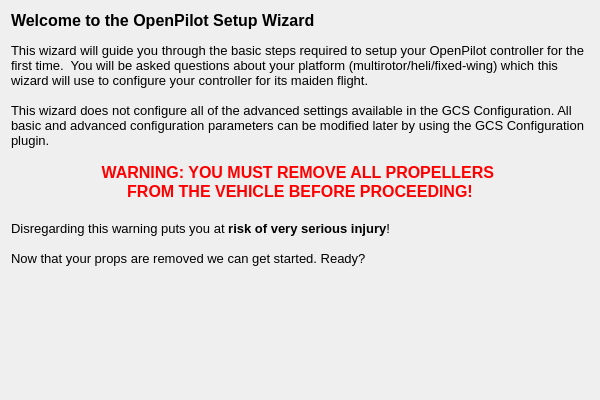
First picture: the form in ground/openpilotgcs/src/plugins/setupwizard/pages/startpage.ui, repository openpilot/OpenPilot, before the edit.
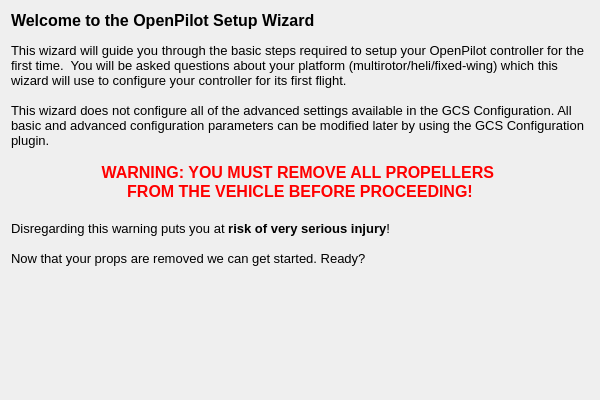
Second picture: the form after the edit.

Commit message: Changed the word maiden to the word first, easier to read and makes more sense for people that use English as a second language

The edit to the form file:
```diff
--- a/ground/openpilotgcs/src/plugins/setupwizard/pages/startpage.ui
+++ b/ground/openpilotgcs/src/plugins/setupwizard/pages/startpage.ui
@@ -41,7 +41,7 @@
 &lt;/style&gt;&lt;/head&gt;&lt;body style=&quot; font-family:'MS Shell Dlg 2'; font-size:8pt; font-weight:400; font-style:normal;&quot;&gt;
 &lt;p style=&quot; margin-top:0px; margin-bottom:0px; margin-left:0px; margin-right:0px; -qt-block-indent:0; text-indent:0px;&quot;&gt;&lt;span style=&quot; font-size:12pt; font-weight:600;&quot;&gt;Welcome to the OpenPilot Setup Wizard&lt;/span&gt;&lt;/p&gt;
 &lt;p style=&quot;-qt-paragraph-type:empty; margin-top:0px; margin-bottom:0px; margin-left:0px; margin-right:0px; -qt-block-indent:0; text-indent:0px;&quot;&gt;&lt;br /&gt;&lt;/p&gt;
-&lt;p style=&quot; margin-top:0px; margin-bottom:0px; margin-left:0px; margin-right:0px; -qt-block-indent:0; text-indent:0px;&quot;&gt;&lt;span style=&quot; font-size:10pt;&quot;&gt;This wizard will guide you through the basic steps required to setup your OpenPilot controller for the first time.  You will be asked questions about your platform (multirotor/heli/fixed-wing) which this wizard will use to configure your controller for its maiden flight. &lt;/span&gt;&lt;/p&gt;
+&lt;p style=&quot; margin-top:0px; margin-bottom:0px; margin-left:0px; margin-right:0px; -qt-block-indent:0; text-indent:0px;&quot;&gt;&lt;span style=&quot; font-size:10pt;&quot;&gt;This wizard will guide you through the basic steps required to setup your OpenPilot controller for the first time.  You will be asked questions about your platform (multirotor/heli/fixed-wing) which this wizard will use to configure your controller for its first flight. &lt;/span&gt;&lt;/p&gt;
 &lt;p style=&quot;-qt-paragraph-type:empty; margin-top:0px; margin-bottom:0px; margin-left:0px; margin-right:0px; -qt-block-indent:0; text-indent:0px; font-size:10pt;&quot;&gt;&lt;br /&gt;&lt;/p&gt;
 &lt;p style=&quot; margin-top:0px; margin-bottom:0px; margin-left:0px; margin-right:0px; -qt-block-indent:0; text-indent:0px;&quot;&gt;&lt;span style=&quot; font-size:10pt;&quot;&gt;This wizard does not configure all of the advanced settings available in the GCS Configuration. All basic and advanced configuration parameters can be modified later by using the GCS Configuration plugin.&lt;/span&gt;&lt;/p&gt;
 &lt;p style=&quot;-qt-paragraph-type:empty; margin-top:0px; margin-bottom:0px; margin-left:0px; margin-right:0px; -qt-block-indent:0; text-indent:0px; font-size:10pt;&quot;&gt;&lt;br /&gt;&lt;/p&gt;
```
